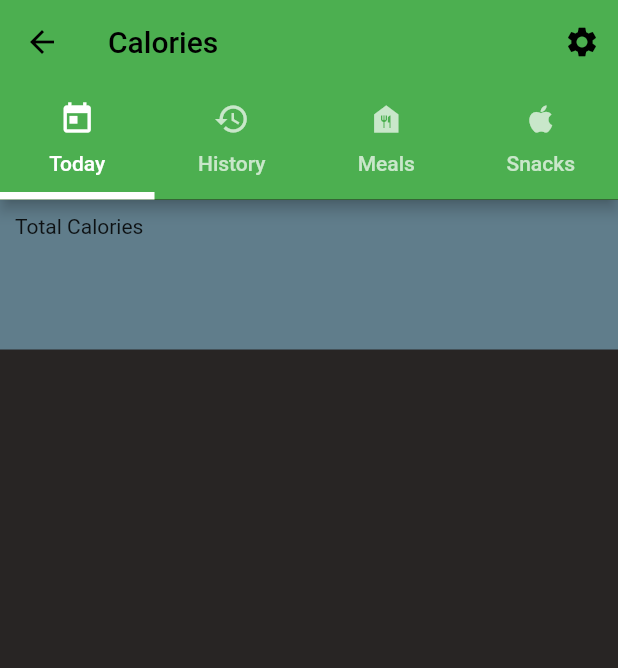
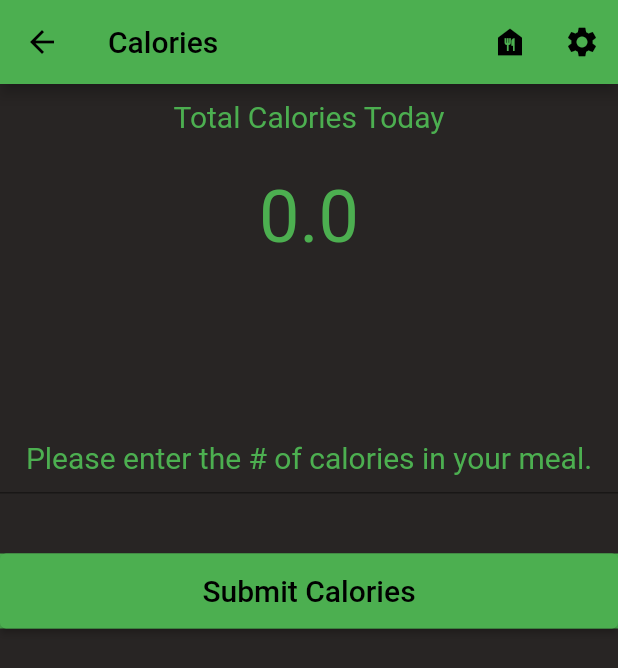
Before and after one commit to robharper00/SE300_DARM, a Flutter app: the screen it shows after launch, after a tap on "TRACK YOUR CALORIES", on a phone screen of 412 x 824 dp. Shown: the top 668 px of the screen. Run offline on Flutter 3.47's test engine with Material 2 defaults, Android fonts, the phone set to English and light mode, and no system bars; our stand-ins replace flutter_local_notifications, pedometer, timezone; missing offline and left inert: heart_bpm.

Commit message:
Slight changes for compatibility/efficiency

```diff
--- a/lib/calorie_counter_screen.dart
+++ b/lib/calorie_counter_screen.dart
@@ -1,35 +1,12 @@
 import 'package:flutter/material.dart';
 import 'main_menu.dart';
+import 'meals_database_screen.dart';
 
 const TITLE = 'Calories';
 
-List<String> meals = [
-  'Baby Back Ribs',
-  'Beef',
-  'Chicken',
-  'Pork Chops',
-];
-
-List<String> mealCalories = [
-  '360 calories',
-  '407 calories',
-  '731 calories',
-  '257 calories',
-];
-
-List<String> snacks = [
-  'Beef Jerky',
-  'Apple Pie',
-];
-
-List<String> snackCalories = [
-  '82 calories',
-  '296 calories',
-];
-
-final textController = TextEditingController();
-int mealIndex = 0;
-IconData MealIcon = Icons.food_bank;
+double calories = 0;
+double newCalories = 0;
+TextEditingController calorieController = TextEditingController();
 
 class CalorieCounterScreen extends StatefulWidget {
   const CalorieCounterScreen({super.key});
@@ -39,133 +16,145 @@ class CalorieCounterScreen extends StatefulWidget {
 }
 
 class _CalorieCounterScreenState extends State<CalorieCounterScreen> {
+  void updateCalories(double calories, double newCalories) {
+    double temp = calories + newCalories;
+    print(temp);
+    setState(() {
+      calories = temp;
+      print(calories);
+    });
+  }
+
   @override
   Widget build(BuildContext context) {
-    return DefaultTabController(
-      length: 4,
-      child: Scaffold(
+    return Scaffold(
       appBar: AppBar(
         leading: IconButton(
-            icon: Icon(Icons.arrow_back, color: Colors.black),
           onPressed: () {
             Navigator.pop(
               context,
               MaterialPageRoute(builder: (context) => MainMenu()),
             );
           },
+          icon: Icon(
+            Icons.arrow_back,
+            color: Colors.black,
+          ),
         ),
         actions: [
           IconButton(
+            onPressed: () {
+              Navigator.push(
+                context,
+                MaterialPageRoute(
+                  builder: (context) => MealsDatabaseScreen(),
+                ),
+              );
+            },
+            icon: Icon(
+              Icons.food_bank,
+              color: Colors.black,
+            ),
+          ),
+          IconButton(
+            onPressed: null,
             icon: Icon(
               Icons.settings,
               color: Colors.black,
             ),
-              onPressed: null,
           ),
         ],
-          bottom: TabBar(
-            indicatorColor: Colors.white,
-            indicatorWeight: 5,
-            tabs: [
-              Tab(
-                icon: Icon(Icons.today),
-                text: 'Today',
-              ),
-              Tab(
-                icon: Icon(Icons.history),
-                text: 'History',
-              ),
-              Tab(
-                icon: Icon(Icons.food_bank),
-                text: 'Meals',
-              ),
-              Tab(
-                icon: Icon(Icons.apple),
-                text: 'Snacks',
-              ),
-            ],
-          ),
         backgroundColor: Colors.green,
         title: Text(
           TITLE,
           style: TextStyle(color: Colors.black),
         ),
       ),
-        body: TabBarView(
+      body: SingleChildScrollView(
+        child: Column(
           children: [
-            todayPage(),
-            buildPage('History'),
-            mealPage(),
-            snackPage(),
+            Column(
+              children: [
+                Container(
+                  padding: EdgeInsets.all(10),
+                  color: Color.fromARGB(255, 40, 37, 36),
+                  width: double.infinity,
+                  height: 50,
+                  child: Text(
+                    'Total Calories Today',
+                    style: TextStyle(
+                      color: Colors.green,
+                      fontSize: 20,
+                    ),
+                    textAlign: TextAlign.center,
+                  ),
+                ),
+                Container(
+                  padding: EdgeInsets.all(10),
+                  color: Color.fromARGB(255, 40, 37, 36),
+                  width: double.infinity,
+                  height: 75,
+                  child: Text(
+                    calories.toString(),
+                    style: TextStyle(
+                      fontSize: 48,
+                      color: Colors.green,
+                    ),
+                    textAlign: TextAlign.center,
+                  ),
+                ),
+                Padding(
+                  padding: EdgeInsets.all(50),
+                ),
+                TextFormField(
+                  controller: calorieController,
+                  decoration: InputDecoration(
+                    hintText: 'Please enter the # of calories in your meal.',
+                    hintStyle: TextStyle(
+                      color: Colors.green,
+                      fontSize: 20,
+                    ),
+                  ),
+                  keyboardType: TextInputType.number,
+                  showCursor: false,
+                  onFieldSubmitted: (value) {
+                    newCalories = double.parse(value);
+                    print(newCalories);
+                  },
+                  style: TextStyle(
+                    color: Colors.green,
+                    fontSize: 20,
+                  ),
+                  textAlign: TextAlign.center,
+                ),
+                Padding(
+                  padding: EdgeInsets.all(20),
+                ),
+                Container(
+                  color: Colors.green,
+                  height: 50,
+                  width: double.infinity,
+                  child: ElevatedButton(
+                    onPressed: () {
+                      setState(() {
+                        updateCalories(newCalories, calories);
+                        calorieController.value.text == '';
+                      });
+                    },
+                    child: Text(
+                      'Submit Calories',
+                      style: TextStyle(
+                        color: Colors.black,
+                        fontSize: 20,
+                      ),
+                    ),
+                  ),
+                ),
+              ],
+            ),
           ],
         ),
       ),
     );
   }
 }
-
-Widget buildPage(String text) => Center(
-      // Bootleg function to keep TabBar functionality working
-      child: Text(
-        text,
-        style: TextStyle(
-          fontSize: 28,
-          color: Colors.white,
-        ),
-      ),
-    );
-
-Widget todayPage() => Column(
-      children: [
-        Column(
-          children: [
-            Container(
-              padding: EdgeInsets.all(10),
-              color: Colors.blueGrey, // test color to see actual container
-              //color: Color.fromARGB(255, 40, 37, 36), // color for when this is finished
-              width: double.infinity,
-              height: 100,
-              child: Text('Total Calories'),
-            ),
-          ],
-        ),
-      ],
-    );
-
-Widget mealPage() => ListView.builder(
-      itemCount: meals.length,
-      itemBuilder: (BuildContext context, int index) {
-        return Card(
-          color: Colors.blueGrey,
-          child: ListTile(
-            title: Text(
-              meals[index],
-              style: TextStyle(color: Colors.black, fontSize: 20),
-            ),
-            trailing: Text(
-              mealCalories[index],
-              style: TextStyle(color: Colors.black, fontSize: 20),
-            ),
-          ),
-        );
-      },
-    );
-
-Widget snackPage() => ListView.builder(
-      itemCount: snacks.length,
-      itemBuilder: (BuildContext context, int index) {
-        return Card(
-          color: Colors.blueGrey,
-          child: ListTile(
-            title: Text(
-              snacks[index],
-              style: TextStyle(color: Colors.black, fontSize: 20),
-            ),
-            trailing: Text(
-              snackCalories[index],
-              style: TextStyle(color: Colors.black, fontSize: 20),
-            ),
-          ),
-        );
-      },
-    );
--- a/lib/main_menu.dart
+++ b/lib/main_menu.dart
@@ -57,7 +57,7 @@ class _MainMenuState extends State<MainMenu> {
         child: Column(
           children: [
             Container(
-              padding: EdgeInsets.all(10),
+              padding: EdgeInsets.all(5),
               child: Text(
                 'Welcome to Healthy Habits! Please select an option below.',
                 textAlign: TextAlign.center,
@@ -69,7 +69,33 @@ class _MainMenuState extends State<MainMenu> {
               ),
             ),
             Padding(
-              padding: EdgeInsets.all(5),
+              padding: EdgeInsets.all(10),
+            ),
+            Container(
+              width: double.infinity,
+              height: 150.0,
+              child: ElevatedButton(
+                onPressed: () {
+                  Navigator.push(
+                    context,
+                    MaterialPageRoute(
+                        builder: (context) => UserProfileScreen()),
+                  );
+                },
+                child: Text(
+                  'USER PROFILE',
+                  style: TextStyle(fontSize: 28),
+                ),
+                style: ButtonStyle(
+                  backgroundColor: MaterialStateProperty.all(
+                    Color.fromARGB(255, 40, 37, 36),
+                  ),
+                  foregroundColor: MaterialStateProperty.all(Colors.green),
+                ),
+              ),
+            ),
+            Padding(
+              padding: EdgeInsets.all(10),
             ),
             Container(
               width: double.infinity,
@@ -141,32 +167,6 @@ class _MainMenuState extends State<MainMenu> {
                 ),
               ),
             ),
-            Padding(
-              padding: EdgeInsets.all(10),
-            ),
-            Container(
-              width: double.infinity,
-              height: 150.0,
-              child: ElevatedButton(
-                onPressed: () {
-                  Navigator.push(
-                    context,
-                    MaterialPageRoute(
-                        builder: (context) => UserProfileScreen()),
-                  );
-                },
-                child: Text(
-                  'USER PROFILE',
-                  style: TextStyle(fontSize: 28),
-                ),
-                style: ButtonStyle(
-                  backgroundColor: MaterialStateProperty.all(
-                    Color.fromARGB(255, 40, 37, 36),
-                  ),
-                  foregroundColor: MaterialStateProperty.all(Colors.green),
-                ),
-              ),
-            ),
           ],
         ),
       ),
--- a/pubspec.yaml
+++ b/pubspec.yaml
@@ -42,6 +42,7 @@ dependencies:
   heart_bpm: ^1.1.1+0
   intl: ^0.17.0
   flutter_local_notifications: ^12.0.4
+  timezone: ^0.9.0
 
 dev_dependencies:
   flutter_test:
```
Also changed, not shown: lib/meals_database_screen.dart (added, +126 -0 lines), lib/notification_api.dart (+17 -0 lines), lib/notifications_screen.dart (+63 -4 lines), pubspec.lock. Lines whose indentation alone changed are shown as unchanged.
